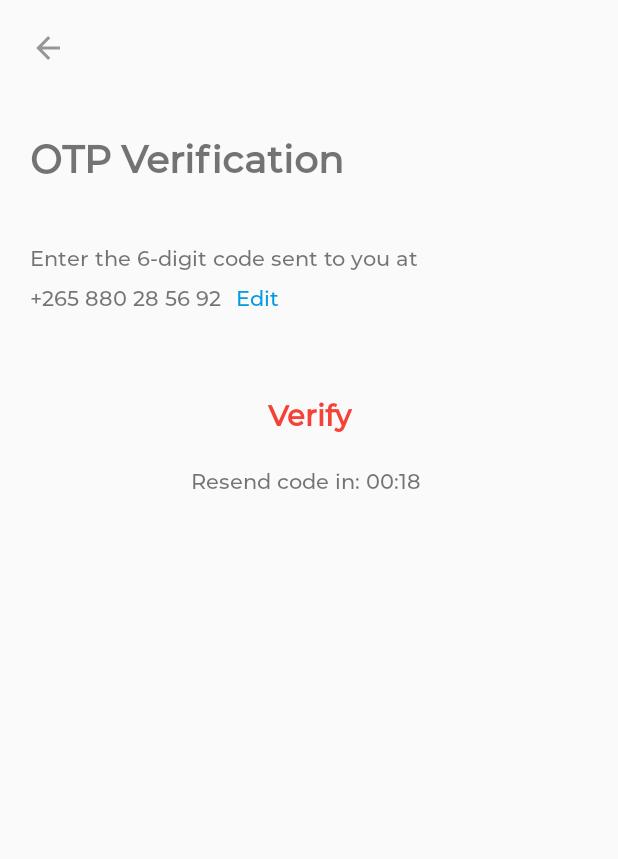
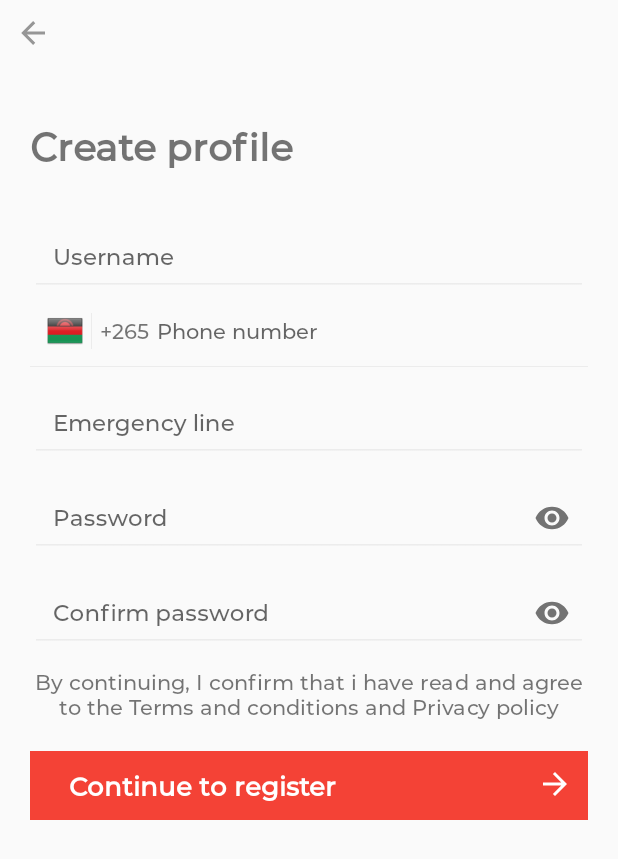
Before and after one commit to KellsWorks/ecoridedriver, an Android app: the RegisterFragment screen opened through its navigation route, after a tap on "Continue", on a phone screen of 412 x 824 dp. Shown: the top 859 px of the screen. Run offline under Robolectric (Android 15) with nearby library versions, the phone set to English and light mode, and no system bars; our stand-ins replace data binding; plain views replace OtpTextView.

Commit message:
Register + Log in + OTP Verification

```diff
--- /dev/null
+++ b/app/src/main/java/app/ecoride_agent/network/responses/register/Data.kt
@@ -0,0 +1,6 @@
+package app.ecoride_agent.network.responses.register
+
+data class Data(
+    val is_verified: Any,
+    val token: String
+)
--- /dev/null
+++ b/app/src/main/java/app/ecoride_agent/ui/auth/register/RegisterDetailsFragment.kt
@@ -0,0 +1,43 @@
+package app.ecoride_agent.ui.auth.register
+
+import android.os.Bundle
+import android.os.Handler
+import androidx.fragment.app.Fragment
+import android.view.LayoutInflater
+import android.view.View
+import android.view.ViewGroup
+import androidx.navigation.fragment.findNavController
+import app.ecoride_agent.R
+import app.ecoride_agent.databinding.FragmentRegisterDetailsBinding
+
+
+class RegisterDetailsFragment : Fragment() {
+
+    private lateinit var registerDetailsBinding: FragmentRegisterDetailsBinding
+
+    override fun onCreateView(inflater: LayoutInflater, container: ViewGroup?,
+                              savedInstanceState: Bundle?): View {
+
+        registerDetailsBinding = FragmentRegisterDetailsBinding.inflate(inflater, container, false)
+        registerDetailsBinding.lifecycleOwner = this
+
+        return registerDetailsBinding.root
+    }
+
+    override fun onViewCreated(view: View, savedInstanceState: Bundle?) {
+        super.onViewCreated(view, savedInstanceState)
+
+        registerDetailsBinding.contiueRegister.setOnClickListener {
+            registerDetailsBinding.registerGo.visibility = View.GONE
+            registerDetailsBinding.cpPbar.visibility = View.VISIBLE
+            Handler().postDelayed({
+                findNavController().navigate(R.id.action_registerDetailsFragment_to_OTPVerificationFragment)
+            }, 8000)
+        }
+
+        registerDetailsBinding.registerDetailsBack.setOnClickListener {
+            findNavController().navigateUp()
+        }
+    }
+
+}
--- a/app/src/main/java/app/ecoride_agent/ui/auth/register/RegisterFragment.kt
+++ b/app/src/main/java/app/ecoride_agent/ui/auth/register/RegisterFragment.kt
@@ -27,7 +27,7 @@ class RegisterFragment : Fragment() {
     override fun onViewCreated(view: View, savedInstanceState: Bundle?) {
         super.onViewCreated(view, savedInstanceState)
         registerBinding.toVerifyOTP.setOnClickListener {
-            findNavController().navigate(R.id.action_registerFragment_to_OTPVerificationFragment)
+            findNavController().navigate(R.id.action_registerFragment_to_registerDetailsFragment)
         }
     }
 }
--- /dev/null
+++ b/app/src/main/res/layout/fragment_register_details.xml
@@ -0,0 +1,224 @@
+<?xml version="1.0" encoding="utf-8"?>
+<layout xmlns:android="http://schemas.android.com/apk/res/android"
+    xmlns:app="http://schemas.android.com/apk/res-auto"
+    xmlns:tools="http://schemas.android.com/tools">
+
+
+    <RelativeLayout
+    android:layout_width="match_parent"
+    android:layout_height="match_parent"
+    tools:context=".ui.auth.register.RegisterDetailsFragment">
+
+        <ImageView
+            android:id="@+id/registerDetailsBack"
+            android:layout_width="wrap_content"
+            android:layout_height="wrap_content"
+            android:layout_alignParentStart="true"
+            android:layout_alignParentLeft="true"
+            android:layout_alignParentTop="true"
+            android:layout_margin="10dp"
+            android:src="@drawable/ic_arrow_left"
+            app:tint="#969696"
+            android:contentDescription="@string/icon" />
+
+        <TextView
+            android:layout_width="wrap_content"
+            android:layout_height="wrap_content"
+            android:layout_alignParentStart="true"
+            android:layout_alignParentLeft="true"
+            android:layout_alignParentTop="true"
+            android:layout_marginStart="20dp"
+            android:layout_marginLeft="20dp"
+            android:layout_marginTop="80dp"
+            android:id="@+id/createTitle"
+            android:text="@string/create_profile"
+            android:textSize="25sp"
+            android:textStyle="bold" />
+
+        <LinearLayout
+            android:layout_width="match_parent"
+            android:layout_height="wrap_content"
+            android:layout_below="@id/createTitle"
+            android:layout_marginTop="20dp"
+            android:paddingLeft="20dp"
+            android:paddingRight="20dp"
+            android:orientation="vertical">
+
+            <com.google.android.material.textfield.TextInputLayout
+                android:layout_width="match_parent"
+                android:layout_height="wrap_content"
+                >
+
+                <com.google.android.material.textfield.TextInputEditText
+                    android:layout_width="match_parent"
+                    android:layout_height="wrap_content"
+                    android:hint="@string/username"
+                    android:inputType="textPersonName"
+                    android:id="@+id/registerUsername"
+                    android:backgroundTint="@color/gray"
+                    android:padding="15dp"
+                    android:textSize="15sp"/>
+            </com.google.android.material.textfield.TextInputLayout>
+
+            <LinearLayout
+                android:layout_width="match_parent"
+                android:layout_height="wrap_content"
+                android:layout_margin="11dp">
+
+                <ImageView
+                    android:layout_width="24dp"
+                    android:layout_height="24dp"
+                    android:contentDescription="@string/image"
+                    android:src="@drawable/flag_mw" />
+
+
+                <View
+                    android:layout_width="0.8dp"
+                    android:layout_height="match_parent"
+                    android:layout_marginLeft="5dp"
+                    android:layout_marginRight="5dp"
+                    android:background="#ECECEC" />
+
+                <TextView
+                    android:layout_width="wrap_content"
+                    android:layout_height="wrap_content"
+                    android:text="@string/mw_code"
+                    android:layout_gravity="center"
+                    android:gravity="center"
+                    />
+
+                <EditText
+                    android:layout_width="wrap_content"
+                    android:layout_height="wrap_content"
+                    android:layout_gravity="center"
+                    android:autofillHints=""
+                    android:id="@+id/loginPhone"
+                    android:layout_marginLeft="5dp"
+                    android:textSize="14sp"
+                    android:background="@android:color/transparent"
+                    android:hint="@string/phone_number"
+                    android:inputType="phone"
+                    android:textColor="#969696"
+                    android:layout_marginStart="5dp" />
+            </LinearLayout>
+
+            <View
+                android:layout_width="match_parent"
+                android:layout_height="0.8dp"
+                android:background="#ececec"
+                />
+
+            <com.google.android.material.textfield.TextInputLayout
+                android:layout_width="match_parent"
+                android:layout_height="wrap_content"
+                android:id="@+id/emergencyPhoneLayout"
+                >
+
+                <com.google.android.material.textfield.TextInputEditText
+                    android:layout_width="match_parent"
+                    android:layout_height="wrap_content"
+                    android:hint="@string/emergency_line"
+                    android:id="@+id/emergencyPhone"
+                    android:backgroundTint="@color/gray"
+                    android:inputType="phone"
+                    android:padding="15dp"
+                    android:textSize="15sp" />
+            </com.google.android.material.textfield.TextInputLayout>
+
+            <com.google.android.material.textfield.TextInputLayout
+                android:layout_width="match_parent"
+                android:layout_height="wrap_content"
+                app:passwordToggleEnabled="true"
+                >
+
+                <com.google.android.material.textfield.TextInputEditText
+                    android:layout_width="match_parent"
+                    android:layout_height="wrap_content"
+                    android:hint="@string/password"
+                    android:id="@+id/password"
+                    android:inputType="textPassword"
+                    android:backgroundTint="@color/gray"
+                    android:padding="15dp"
+                    android:textSize="15sp" />
+            </com.google.android.material.textfield.TextInputLayout>
+
+            <com.google.android.material.textfield.TextInputLayout
+                android:layout_width="match_parent"
+                android:layout_height="wrap_content"
+                app:passwordToggleEnabled="true"
+                android:id="@+id/c_password"
+                >
+
+                <com.google.android.material.textfield.TextInputEditText
+                    android:layout_width="match_parent"
+                    android:layout_height="wrap_content"
+                    android:hint="@string/confirm_password"
+                    android:inputType="textPassword"
+                    android:backgroundTint="@color/gray"
+                    android:padding="15dp"
+                    android:textSize="15sp" />
+            </com.google.android.material.textfield.TextInputLayout>
+
+            <TextView
+                android:layout_width="wrap_content"
+                android:layout_height="wrap_content"
+                android:text="@string/legal_banner"
+                android:layout_gravity="center"
+                android:textAlignment="center"
+                android:layout_marginTop="10dp"
+                />
+
+            <RelativeLayout
+                android:id="@+id/contiueRegister"
+                android:layout_width="match_parent"
+                android:layout_height="46dp"
+                android:layout_marginTop="20sp"
+                android:background="?colorPrimary">
+
+                <TextView
+                    android:layout_width="wrap_content"
+                    android:layout_height="wrap_content"
+                    android:layout_alignParentStart="true"
+                    android:layout_alignParentLeft="true"
+                    android:layout_alignParentTop="true"
+                    android:layout_marginStart="26dp"
+                    android:layout_marginLeft="26dp"
+                    android:layout_marginTop="11dp"
+                    android:text="@string/continue_to_register"
+                    android:textColor="@color/white"
+                    android:textSize="17sp"
+                    android:textStyle="bold" />
+
+                <com.airbnb.lottie.LottieAnimationView
+                    android:visibility="gone"
+                    android:id="@+id/cp_pbar"
+                    android:layout_width="35dp"
+                    android:layout_height="35dp"
+                    android:layout_gravity="center"
+                    android:layout_marginTop="8dp"
+                    app:lottie_autoPlay="true"
+                    app:lottie_loop="true"
+                    app:lottie_rawRes="@raw/loading"
+                    android:layout_marginBottom="8dp"
+                    android:layout_alignParentTop="true"
+                    android:layout_alignParentEnd="true"
+                    android:layout_alignParentRight="true"
+                    android:layout_margin="10dp" />
+
+                <ImageView
+                    android:layout_width="wrap_content"
+                    android:layout_height="wrap_content"
+                    android:layout_alignParentTop="true"
+                    android:layout_alignParentEnd="true"
+                    android:layout_alignParentRight="true"
+                    android:layout_margin="10dp"
+                    android:id="@+id/registerGo"
+                    android:contentDescription="@string/icon"
+                    android:src="@drawable/ic_baseline_arrow_forward" />
+            </RelativeLayout>
+
+        </LinearLayout>
+
+    </RelativeLayout>
+
+</layout>
--- a/app/src/main/res/navigation/auth.xml
+++ b/app/src/main/res/navigation/auth.xml
@@ -16,11 +16,23 @@
         android:name="app.ecoride_agent.ui.auth.register.RegisterFragment"
         android:label="RegisterFragment" >
         <action
-            android:id="@+id/action_registerFragment_to_OTPVerificationFragment"
-            app:destination="@id/OTPVerificationFragment" />
+            android:id="@+id/action_registerFragment_to_registerDetailsFragment"
+            app:destination="@id/registerDetailsFragment" />
     </fragment>
     <fragment
         android:id="@+id/OTPVerificationFragment"
         android:name="app.ecoride_agent.ui.auth.register.OTPVerificationFragment"
-        android:label="OTPVerificationFragment" />
+        android:label="OTPVerificationFragment" >
+        <action
+            android:id="@+id/action_OTPVerificationFragment_to_loginFragment"
+            app:destination="@id/loginFragment" />
+    </fragment>
+    <fragment
+        android:id="@+id/registerDetailsFragment"
+        android:name="app.ecoride_agent.ui.auth.register.RegisterDetailsFragment"
+        android:label="RegisterDetailsFragment" >
+        <action
+            android:id="@+id/action_registerDetailsFragment_to_OTPVerificationFragment"
+            app:destination="@id/OTPVerificationFragment" />
+    </fragment>
 </navigation>
--- a/app/src/main/res/values/strings.xml
+++ b/app/src/main/res/values/strings.xml
@@ -60,4 +60,14 @@
     <string name="edit">Edit</string>
     <string name="enter_the_6_digit_code_sent_to_you_at">Enter the 6-digit code sent to you at</string>
     <string name="_265_880_28_56_92">+265 880 28 56 92</string>
+    <string name="welcome_back">Welcome back!</string>
+    <string name="phone_number">Phone number</string>
+    <string name="mw_code">+265</string>
+    <string name="log_in">Log in</string>
+    <string name="do_not_have_an_account_create_an_account">Do not have an account? Create an account</string>
+    <string name="create_profile">Create profile</string>
+    <string name="username">Username</string>
+    <string name="continue_to_register">Continue to register</string>
+    <string name="confirm_password">Confirm password</string>
+    <string name="emergency_line">Emergency line</string>
 </resources>
```
Also changed, not shown: app/src/main/java/app/ecoride_agent/network/ApiInterface.kt (+39 -1 lines), app/src/main/java/app/ecoride_agent/network/responses/login/Data.kt (added, +10 -0 lines), app/src/main/java/app/ecoride_agent/network/responses/login/Firebase.kt (added, +9 -0 lines), app/src/main/java/app/ecoride_agent/network/responses/login/Login.kt (added, +7 -0 lines), app/src/main/java/app/ecoride_agent/network/responses/login/Profile.kt (added, +11 -0 lines), app/src/main/java/app/ecoride_agent/network/responses/register/Register.kt (added, +7 -0 lines), app/src/main/res/layout/fragment_login.xml (+155 -62 lines).
